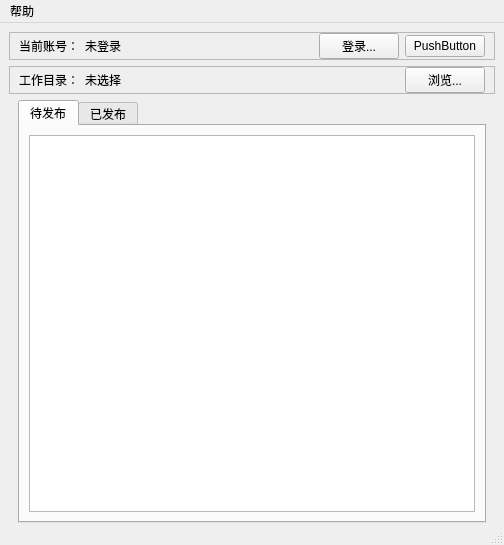
Before: the Qt Designer form layouts/layoutMain.ui in zhimengsub/TorrentUploader, drawn with Qt 5.
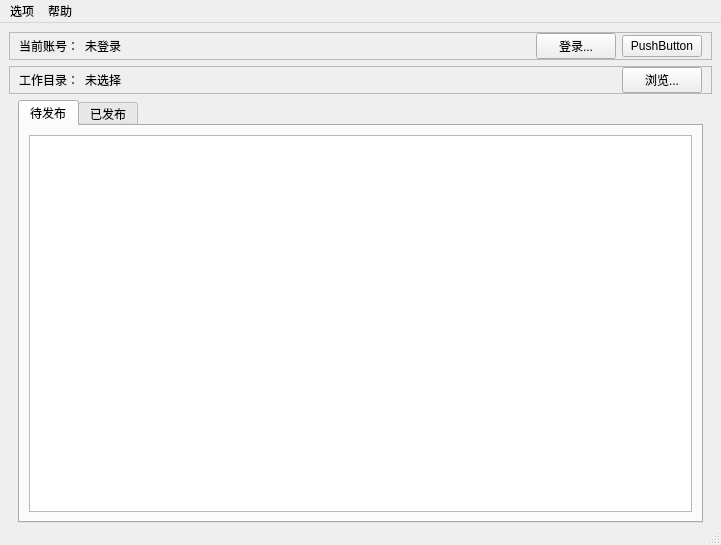
After: the same form once the commit is applied.

What changed in the file:
```diff
--- a/layouts/layoutMain.ui
+++ b/layouts/layoutMain.ui
@@ -6,7 +6,7 @@
    <rect>
     <x>0</x>
     <y>0</y>
-    <width>504</width>
+    <width>721</width>
     <height>545</height>
    </rect>
   </property>
@@ -213,7 +213,7 @@
     <rect>
      <x>0</x>
      <y>0</y>
-     <width>504</width>
+     <width>721</width>
      <height>23</height>
     </rect>
    </property>
@@ -223,6 +223,13 @@
     </property>
     <addaction name="actShowLog"/>
    </widget>
+   <widget class="QMenu" name="menu_2">
+    <property name="title">
+     <string>选项</string>
+    </property>
+    <addaction name="actSettings"/>
+   </widget>
+   <addaction name="menu_2"/>
    <addaction name="menu"/>
   </widget>
   <action name="actShowLog">
```
Left out of the diff: 5 changed lines with no effect on the pictures.
